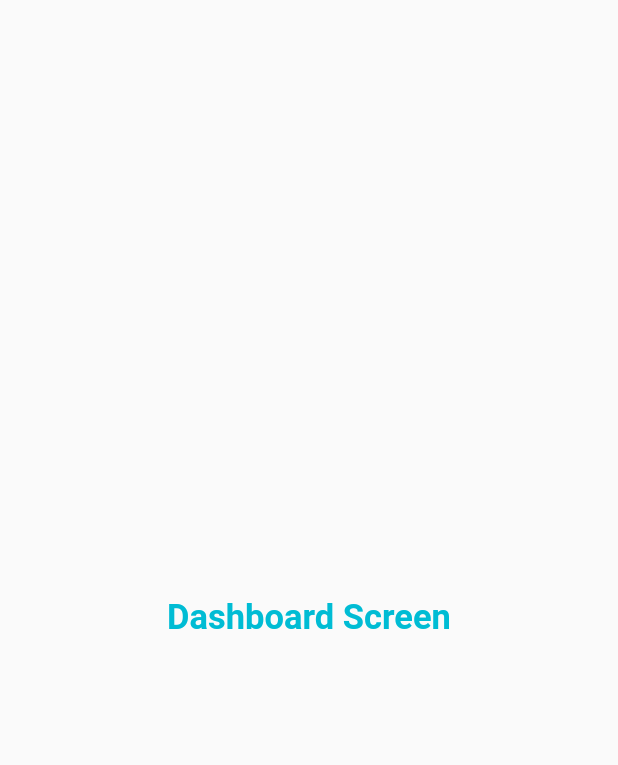
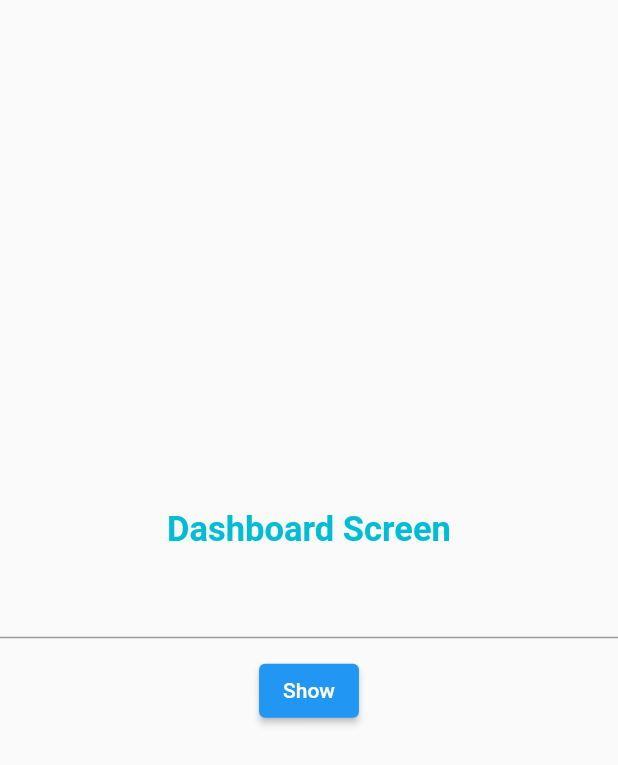
Before and after one commit to tajbaba999/flutter_projects, a Flutter app: the screen it shows after launch, on a phone screen of 412 x 824 dp. Shown: the top 765 px of the screen. Run offline on Flutter 3.47's test engine with Material 2 defaults, Android fonts, the phone set to English and light mode, and no system bars; our stand-ins replace font_awesome_flutter, pinput.

Commit message:
Splash screen

```diff
--- a/splashscreen/lib/Dashboard.dart
+++ b/splashscreen/lib/Dashboard.dart
@@ -1,17 +1,40 @@
 import 'package:flutter/material.dart';
+import 'package:splashscreen/Proflie.dart';
 
 class DashBoardscreen extends StatelessWidget {
-  const DashBoardscreen({super.key});
+  var nameController = TextEditingController();
+
+   DashBoardscreen({super.key});
 
   @override
   Widget build(BuildContext context) {
     return Scaffold(
       body: Center(
-        child: Text("Dashboard Screen",style: TextStyle(
+        child: Column(
+          mainAxisAlignment: MainAxisAlignment.center,
+          children: [
+            Text("Dashboard Screen",style: TextStyle(
               fontSize: 23,
               fontWeight: FontWeight.bold,
               color: Colors.cyan,
             ),),
+
+            SizedBox(height: 11,),
+
+            TextField(
+              controller: nameController,
+            ),
+            SizedBox(height: 11,),
+
+              ElevatedButton(onPressed: (){
+                Navigator.push(context, MaterialPageRoute(
+                builder: (context) => Profile(nameController.text.toString())
+    ));
+    }, child: Text('Show'))
+
+
+          ],
+        ),
         ),
       );
   }
```
Also changed, not shown: splashscreen/lib/Proflie.dart (added, +21 -0 lines), splashscreen/lib/main.dart (line endings or trailing spaces). Lines whose indentation alone changed are shown as unchanged.
